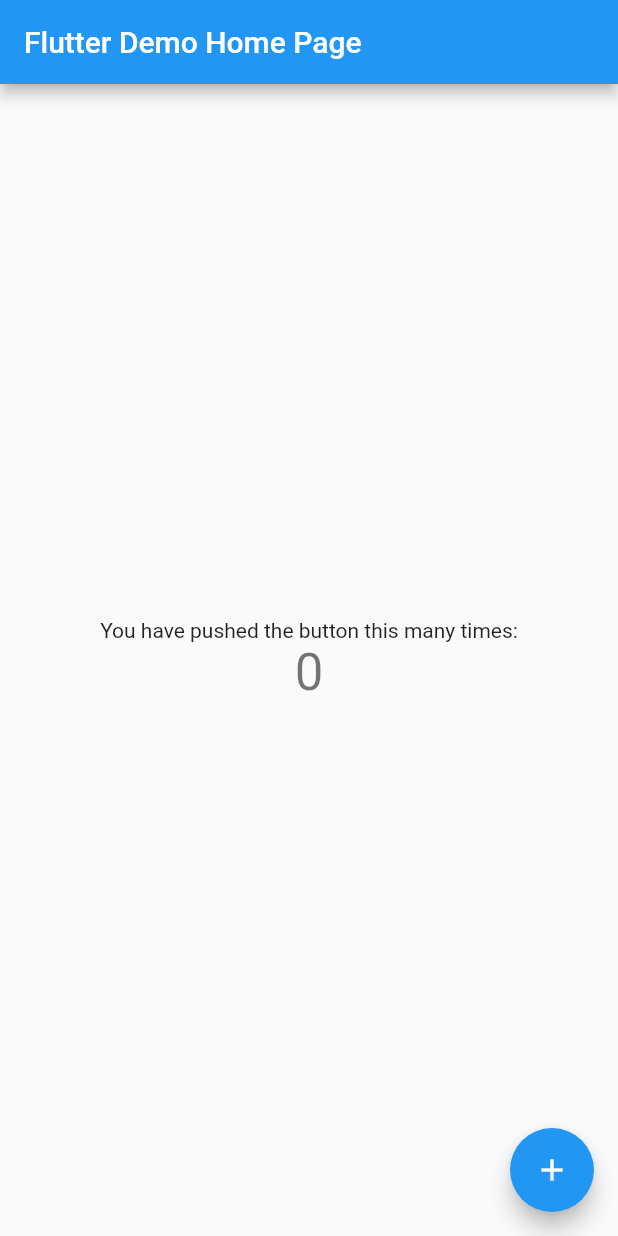
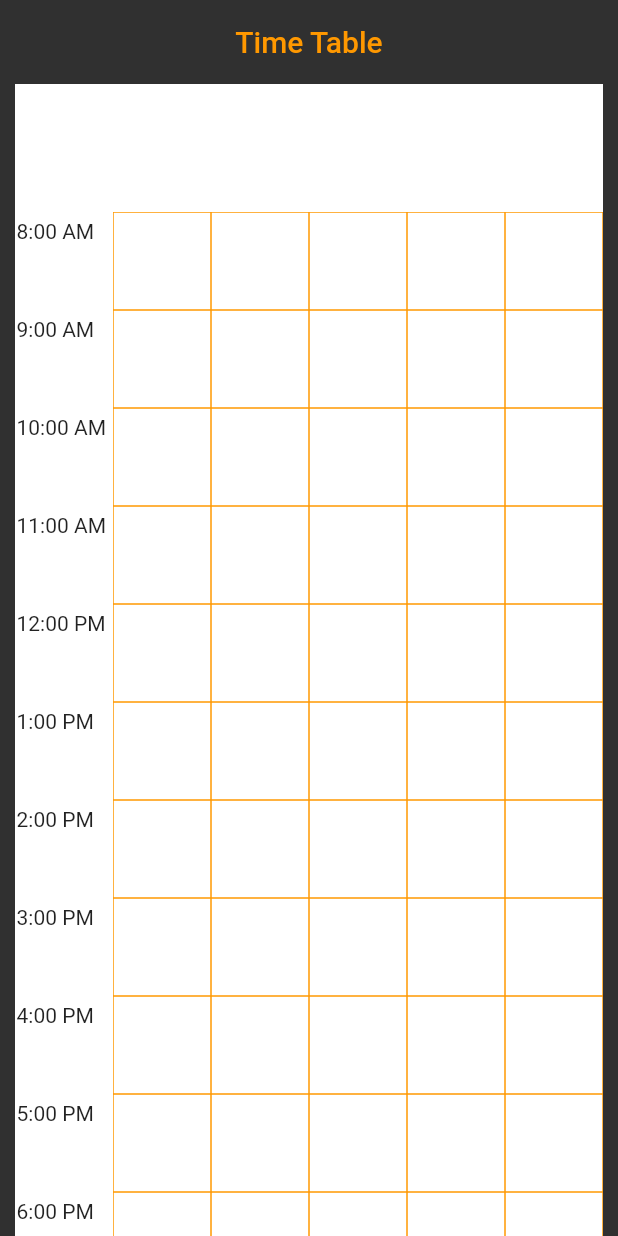
Before and after one commit to Raunakk02/time_table, a Flutter app: the screen it shows after launch, on a phone screen of 412 x 824 dp. Run offline on Flutter 3.47's test engine with Material 2 defaults, Android fonts, the phone set to English and light mode, and no system bars.

Commit message:
cell design layout

```diff
--- a/lib/main.dart
+++ b/lib/main.dart
@@ -1,117 +1,30 @@
 import 'package:flutter/material.dart';
+import './screens/home_screen.dart';
 
 void main() {
   runApp(MyApp());
 }
 
 class MyApp extends StatelessWidget {
-  // This widget is the root of your application.
   @override
   Widget build(BuildContext context) {
     return MaterialApp(
-      title: 'Flutter Demo',
-      theme: ThemeData(
-        // This is the theme of your application.
-        //
-        // Try running your application with "flutter run". You'll see the
-        // application has a blue toolbar. Then, without quitting the app, try
-        // changing the primarySwatch below to Colors.green and then invoke
-        // "hot reload" (press "r" in the console where you ran "flutter run",
-        // or simply save your changes to "hot reload" in a Flutter IDE).
-        // Notice that the counter didn't reset back to zero; the application
-        // is not restarted.
-        primarySwatch: Colors.blue,
-        // This makes the visual density adapt to the platform that you run
-        // the app on. For desktop platforms, the controls will be smaller and
-        // closer together (more dense) than on mobile platforms.
-        visualDensity: VisualDensity.adaptivePlatformDensity,
+      debugShowCheckedModeBanner: false,
+      title: 'Time Table',
+      color: Colors.orange,
+      theme: ThemeData.dark().copyWith(
+        appBarTheme: AppBarTheme(
+          elevation: 0,
+          centerTitle: true,
+          color: Colors.transparent,
+        ),
+        textTheme: ThemeData.light().textTheme.copyWith(
+              headline6: TextStyle(
+                color: Colors.orange,
+              ),
+            ),
       ),
-      home: MyHomePage(title: 'Flutter Demo Home Page'),
+      home: HomeScreen(),
     );
   }
 }
-
-class MyHomePage extends StatefulWidget {
-  MyHomePage({Key key, this.title}) : super(key: key);
-
-  // This widget is the home page of your application. It is stateful, meaning
-  // that it has a State object (defined below) that contains fields that affect
-  // how it looks.
-
-  // This class is the configuration for the state. It holds the values (in this
-  // case the title) provided by the parent (in this case the App widget) and
-  // used by the build method of the State. Fields in a Widget subclass are
-  // always marked "final".
-
-  final String title;
-
-  @override
-  _MyHomePageState createState() => _MyHomePageState();
-}
-
-class _MyHomePageState extends State<MyHomePage> {
-  int _counter = 0;
-
-  void _incrementCounter() {
-    setState(() {
-      // This call to setState tells the Flutter framework that something has
-      // changed in this State, which causes it to rerun the build method below
-      // so that the display can reflect the updated values. If we changed
-      // _counter without calling setState(), then the build method would not be
-      // called again, and so nothing would appear to happen.
-      _counter++;
-    });
-  }
-
-  @override
-  Widget build(BuildContext context) {
-    // This method is rerun every time setState is called, for instance as done
-    // by the _incrementCounter method above.
-    //
-    // The Flutter framework has been optimized to make rerunning build methods
-    // fast, so that you can just rebuild anything that needs updating rather
-    // than having to individually change instances of widgets.
-    return Scaffold(
-      appBar: AppBar(
-        // Here we take the value from the MyHomePage object that was created by
-        // the App.build method, and use it to set our appbar title.
-        title: Text(widget.title),
-      ),
-      body: Center(
-        // Center is a layout widget. It takes a single child and positions it
-        // in the middle of the parent.
-        child: Column(
-          // Column is also a layout widget. It takes a list of children and
-          // arranges them vertically. By default, it sizes itself to fit its
-          // children horizontally, and tries to be as tall as its parent.
-          //
-          // Invoke "debug painting" (press "p" in the console, choose the
-          // "Toggle Debug Paint" action from the Flutter Inspector in Android
-          // Studio, or the "Toggle Debug Paint" command in Visual Studio Code)
-          // to see the wireframe for each widget.
-          //
-          // Column has various properties to control how it sizes itself and
-          // how it positions its children. Here we use mainAxisAlignment to
-          // center the children vertically; the main axis here is the vertical
-          // axis because Columns are vertical (the cross axis would be
-          // horizontal).
-          mainAxisAlignment: MainAxisAlignment.center,
-          children: <Widget>[
-            Text(
-              'You have pushed the button this many times:',
-            ),
-            Text(
-              '$_counter',
-              style: Theme.of(context).textTheme.headline4,
-            ),
-          ],
-        ),
-      ),
-      floatingActionButton: FloatingActionButton(
-        onPressed: _incrementCounter,
-        tooltip: 'Increment',
-        child: Icon(Icons.add),
-      ), // This trailing comma makes auto-formatting nicer for build methods.
-    );
-  }
-}
--- /dev/null
+++ b/lib/screens/home_screen.dart
@@ -0,0 +1,73 @@
+import 'package:flutter/material.dart';
+
+class HomeScreen extends StatelessWidget {
+  @override
+  Widget build(BuildContext context) {
+    return Scaffold(
+      appBar: AppBar(
+        elevation: 0,
+        title: Text(
+          'Time Table',
+          style: TextStyle(
+            color: Theme.of(context).textTheme.headline6.color,
+          ),
+        ),
+      ),
+      body: Column(
+        children: [
+          Flexible(
+            flex: 1,
+            child: Container(
+              margin: EdgeInsets.symmetric(horizontal: 10, vertical: 0),
+              color: Colors.white,
+            ),
+          ),
+          Flexible(
+            flex: 8,
+            child: Container(
+              margin: EdgeInsets.symmetric(horizontal: 10, vertical: 0),
+              color: Colors.orange,
+              child: GridView.builder(
+                gridDelegate: SliverGridDelegateWithFixedCrossAxisCount(
+                  crossAxisCount: 6,
+                  crossAxisSpacing: 0,
+                  mainAxisSpacing: 0,
+                ),
+                itemCount: 66,
+                itemBuilder: (ctx, i) {
+                  return i % 6 == 0
+                      ? _buildTimeColumn(i)
+                      : _buildTimeTableCells();
+                },
+              ),
+            ),
+          ),
+        ],
+      ),
+    );
+  }
+}
+
+int timeOfDay(i) {
+  return 8 + (i / 6) < 12
+      ? (8 + (i / 6)).toInt()
+      : 8 + (i / 6) == 12
+          ? 12
+          : ((8 + (i / 6)) % 12).toInt();
+}
+
+Widget _buildTimeColumn(int i) {
+  return Container(
+    padding: EdgeInsets.symmetric(vertical: 5, horizontal: 1),
+    color: Colors.white,
+    child: Text(
+        8 + (i / 6) < 12 ? '${timeOfDay(i)}:00 AM' : '${timeOfDay(i)}:00 PM'),
+  );
+}
+
+Widget _buildTimeTableCells() {
+  return Container(
+    margin: EdgeInsets.all(0.5),
+    color: Colors.white,
+  );
+}
```
Also changed, not shown: 1 other file.
